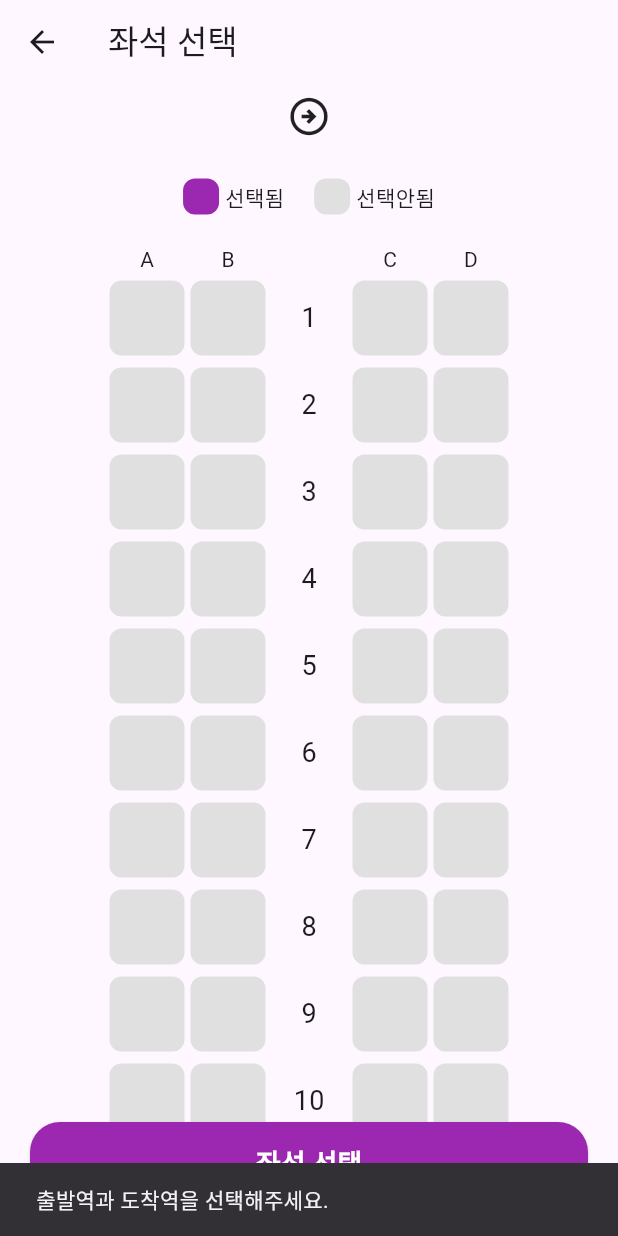
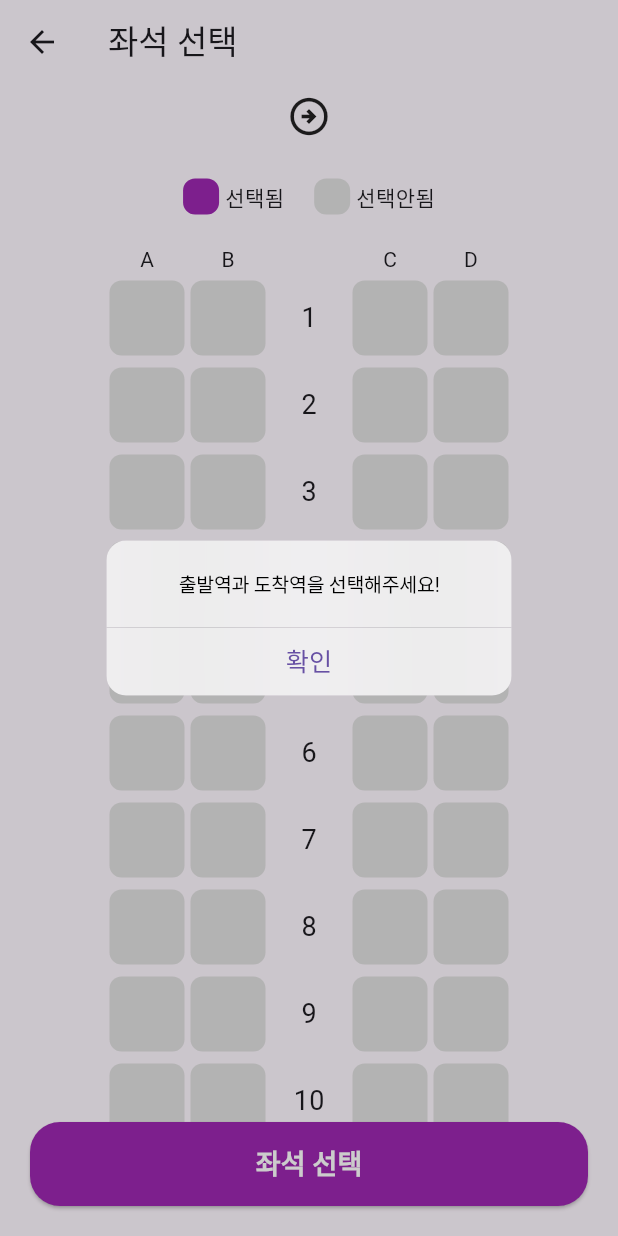
Before and after one commit to gimjh1120/flutter_train_app, a Flutter app: the SeatPage screen opened directly with empty values, after a tap on "좌석 선택", on a phone screen of 412 x 824 dp. Run offline on Flutter 3.47's test engine with Material 3 defaults, Android fonts, the phone set to English and light mode, and no system bars.

Commit message:
modify: hompage button popup & seat page station area

```diff
--- a/lib/home/widget/seat_button.dart
+++ b/lib/home/widget/seat_button.dart
@@ -1,3 +1,4 @@
+import 'package:flutter/cupertino.dart';
 import 'package:flutter/material.dart';
 import 'package:flutter_train_app/seat/seat_page.dart';
 
@@ -32,8 +33,20 @@ class seatButton extends StatelessWidget {
             );
           } else {
             // 출발역과 도착역이 선택되지 않았을 경우 알림
-            ScaffoldMessenger.of(context).showSnackBar(
-              SnackBar(content: Text("출발역과 도착역을 선택해주세요.")),
+            showCupertinoDialog(
+              context: context,
+              builder: (context) {
+                return CupertinoAlertDialog(
+                  content: Text('출발역과 도착역을 선택해주세요!'),
+                  actions: [
+                    CupertinoDialogAction(
+                        onPressed: () {
+                          Navigator.of(context).pop();
+                        },
+                        child: Text('확인'))
+                  ],
+                );
+              },
             );
           }
         },
--- a/lib/seat/widget/travel_view.dart
+++ b/lib/seat/widget/travel_view.dart
@@ -15,32 +15,38 @@ class travelView extends StatelessWidget {
     return Row(
       mainAxisAlignment: MainAxisAlignment.center,
       children: [
-        Text(
+        Expanded(
+          child: Text(
             departureStation, // 출발역 텍스트 표시
+            textAlign: TextAlign.center, // 텍스트를 오른쪽 정렬
             style: TextStyle(
               fontWeight: FontWeight.bold,
               color: Colors.purple,
               fontSize: 30,
             ),
           ),
+        ),
         SizedBox(
-          width: 40,
+          width: 20,
         ),
         Icon(
           Icons.arrow_circle_right_outlined,
           size: 30,
         ),
         SizedBox(
-          width: 40,
+          width: 20,
         ),
-        Text(
+        Expanded(
+          child: Text(
             arrivalStation, // 도착역 텍스트 표시
+            textAlign: TextAlign.center, // 텍스트를 왼쪽 정렬
             style: TextStyle(
               fontWeight: FontWeight.bold,
               color: Colors.purple,
               fontSize: 30,
             ),
           ),
+        ),
       ],
     );
   }
```
Lines whose indentation alone changed are shown as unchanged.
